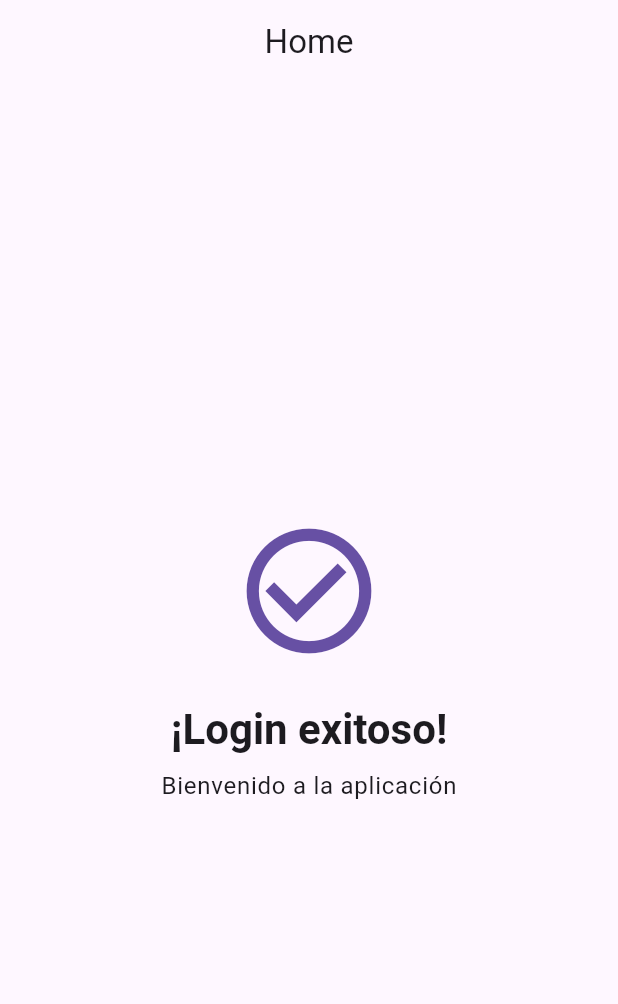
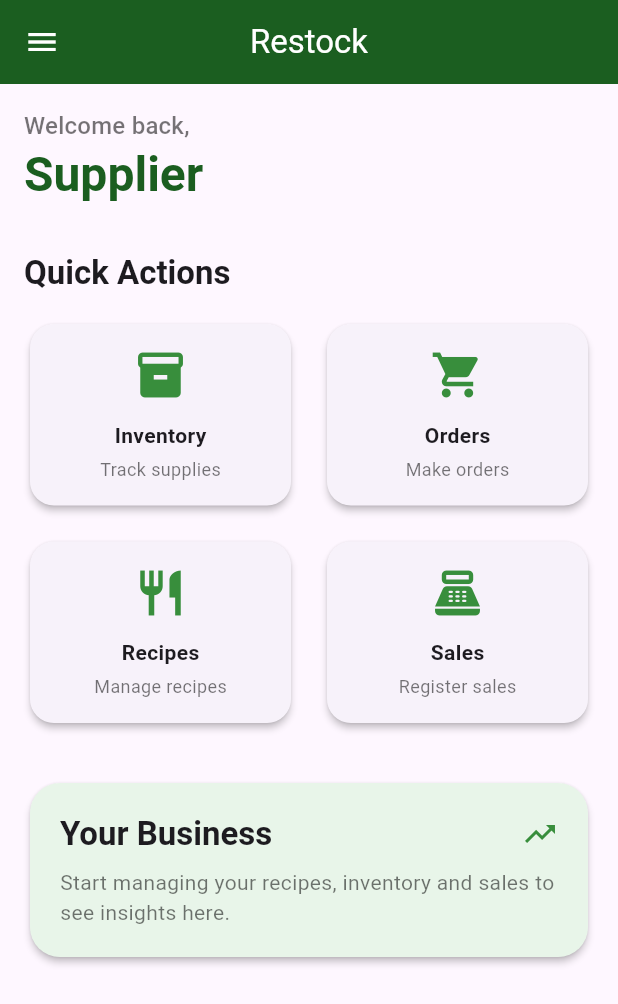
Before and after one commit to Aplicaciones-para-Dispositivos-Moviles/restock-mobile-flutter, a Flutter app: the HomePage screen opened directly, on a phone screen of 412 x 824 dp. Shown: the top 1004 px of the screen. Run offline on Flutter 3.47's test engine with Material 3 defaults, Android fonts, the light colour scheme and no system bars; our stand-ins replace flutter_bloc.

Commit message:
feat: add home screen overview with quick actions cards

```diff
--- a/restock/lib/features/auth/presentation/pages/login_page.dart
+++ b/restock/lib/features/auth/presentation/pages/login_page.dart
@@ -82,7 +82,7 @@ class _LoginPageState extends State<LoginPage> {
                           context.read<LoginBloc>().add(OnEmailChanged(email: value)),
                       decoration: const InputDecoration(
                         border: OutlineInputBorder(),
-                        labelText: 'Email',
+                        labelText: 'Username',
                         prefixIcon: Icon(Icons.email_outlined),
                       ),
                       keyboardType: TextInputType.emailAddress,
--- a/restock/lib/features/auth/presentation/pages/register_page.dart
+++ b/restock/lib/features/auth/presentation/pages/register_page.dart
@@ -21,12 +21,6 @@ class _RegisterPageState extends State<RegisterPage> {
   @override
   Widget build(BuildContext context) {
     return Scaffold(
-      appBar: AppBar(
-        title: const Text('Restock Registration'),
-        centerTitle: true,
-        backgroundColor: primaryGreen,
-        foregroundColor: Colors.white,
-      ),
       body: BlocListener<RegisterBloc, RegisterState>(
         listener: (context, state) {
           if (state.status == Status.success) {
@@ -64,7 +58,7 @@ class _RegisterPageState extends State<RegisterPage> {
                           .add(OnUsernameChanged(username: v)),
                       decoration: const InputDecoration(
                         border: OutlineInputBorder(),
-                        labelText: 'Usuario',
+                        labelText: 'Username',
                         prefixIcon: Icon(Icons.person_outline),
                       ),
                     ),
@@ -101,14 +95,14 @@ class _RegisterPageState extends State<RegisterPage> {
                         onPressed: () => context
                             .read<RegisterBloc>()
                             .add(const RegisterSubmitted()),
-                        child: const Text('Crear cuenta'),
+                        child: const Text('Create Account'),
                       ),
                     ),
                     const SizedBox(height: 12),
 
                     TextButton(
                       onPressed: () => Navigator.pop(context),
-                      child: const Text('¿Ya tienes cuenta? Iniciar sesión'),
+                      child: const Text('Already have an account? Log in'),
                     ),
                   ],
                 ),
--- /dev/null
+++ b/restock/lib/features/common/placeholder_screen.dart
@@ -0,0 +1,23 @@
+import 'package:flutter/material.dart';
+
+class PlaceholderScreen extends StatelessWidget {
+  final String title;
+
+  const PlaceholderScreen({super.key, required this.title});
+
+  @override
+  Widget build(BuildContext context) {
+    return Scaffold(
+      appBar: AppBar(
+        title: Text(title),
+        centerTitle: true,
+      ),
+      body: Center(
+        child: Text(
+          "$title – Coming soon",
+          style: const TextStyle(fontSize: 22, fontWeight: FontWeight.bold),
+        ),
+      ),
+    );
+  }
+}
--- a/restock/lib/features/home/presentation/pages/home_page.dart
+++ b/restock/lib/features/home/presentation/pages/home_page.dart
@@ -1,35 +1,196 @@
 import 'package:flutter/material.dart';
+import 'package:restock/features/common/placeholder_screen.dart';
+import 'package:restock/features/home/presentation/widgets/quick_action_card.dart';
 
 class HomePage extends StatelessWidget {
   const HomePage({super.key});
 
+  void _goTo(BuildContext context, String title) {
+    Navigator.push(
+      context,
+      MaterialPageRoute(builder: (_) => PlaceholderScreen(title: title)),
+    );
+  }
+
   @override
   Widget build(BuildContext context) {
+    const primaryGreen = Color(0xFF1B5E20);
+
     return Scaffold(
+      // ------------------- DRAWER -------------------
+      drawer: Drawer(
+        child: Column(
+          children: [
+            DrawerHeader(
+              decoration: const BoxDecoration(color: primaryGreen),
+              child: const Center(
+                child: Text(
+                  "Restock Menu",
+                  style: TextStyle(color: Colors.white, fontSize: 20),
+                ),
+              ),
+            ),
+
+            // Opciones de navegación
+            ListTile(
+              leading: const Icon(Icons.inventory),
+              title: const Text("Inventory"),
+              onTap: () => _goTo(context, "Inventory"),
+            ),
+            ListTile(
+              leading: const Icon(Icons.shopping_cart),
+              title: const Text("Orders"),
+              onTap: () => _goTo(context, "Orders"),
+            ),
+            ListTile(
+              leading: const Icon(Icons.restaurant),
+              title: const Text("Recipes"),
+              onTap: () => _goTo(context, "Recipes"),
+            ),
+            ListTile(
+              leading: const Icon(Icons.point_of_sale),
+              title: const Text("Sales"),
+              onTap: () => _goTo(context, "Sales"),
+            ),
+
+            const Spacer(),
+
+            // ------------------- LOGOUT ABAJO -------------------
+            ListTile(
+              leading: const Icon(Icons.logout, color: Colors.red),
+              title: const Text("Logout", style: TextStyle(color: Colors.red)),
+              onTap: () {
+                Navigator.pushNamedAndRemoveUntil(
+                    context, "/login", (_) => false);
+              },
+            ),
+
+            const SizedBox(height: 16),
+          ],
+        ),
+      ),
+
+      // ------------------- APPBAR -------------------
       appBar: AppBar(
-        title: const Text('Home'),
+        title: const Text("Restock"),
         centerTitle: true,
+        backgroundColor: primaryGreen,
+        foregroundColor: Colors.white,
       ),
-      body: Center(
+
+      // ------------------- BODY ORIGINAL -------------------
+      body: Padding(
+        padding: const EdgeInsets.all(16),
         child: Column(
-          mainAxisAlignment: MainAxisAlignment.center,
+          crossAxisAlignment: CrossAxisAlignment.start,
           children: [
-            Icon(
-              Icons.check_circle_outline,
-              size: 100,
-              color: Theme.of(context).colorScheme.primary,
+            Text(
+              "Welcome back,",
+              style: Theme.of(context)
+                  .textTheme
+                  .titleMedium
+                  ?.copyWith(color: Colors.black54),
             ),
-            const SizedBox(height: 24),
             Text(
-              '¡Login exitoso!',
-              style: Theme.of(context).textTheme.headlineMedium?.copyWith(
+              "Supplier",
+              style: Theme.of(context).textTheme.headlineLarge?.copyWith(
                     fontWeight: FontWeight.bold,
+                    color: primaryGreen,
                   ),
             ),
-            const SizedBox(height: 8),
+
+            const SizedBox(height: 32),
+
             Text(
-              'Bienvenido a la aplicación',
-              style: Theme.of(context).textTheme.bodyLarge,
+              "Quick Actions",
+              style: Theme.of(context)
+                  .textTheme
+                  .titleLarge
+                  ?.copyWith(fontWeight: FontWeight.bold),
+            ),
+
+            const SizedBox(height: 16),
+
+            Row(
+              children: [
+                Expanded(
+                  child: QuickActionCard(
+                    icon: Icons.inventory,
+                    title: "Inventory",
+                    subtitle: "Track supplies",
+                    onTap: () => _goTo(context, "Inventory"),
+                  ),
+                ),
+                const SizedBox(width: 16),
+                Expanded(
+                  child: QuickActionCard(
+                    icon: Icons.shopping_cart,
+                    title: "Orders",
+                    subtitle: "Make orders",
+                    onTap: () => _goTo(context, "Orders"),
+                  ),
+                ),
+              ],
+            ),
+
+            const SizedBox(height: 16),
+
+            Row(
+              children: [
+                Expanded(
+                  child: QuickActionCard(
+                    icon: Icons.restaurant,
+                    title: "Recipes",
+                    subtitle: "Manage recipes",
+                    onTap: () => _goTo(context, "Recipes"),
+                  ),
+                ),
+                const SizedBox(width: 16),
+                Expanded(
+                  child: QuickActionCard(
+                    icon: Icons.point_of_sale,
+                    title: "Sales",
+                    subtitle: "Register sales",
+                    onTap: () => _goTo(context, "Sales"),
+                  ),
+                ),
+              ],
+            ),
+
+            const SizedBox(height: 32),
+
+            Card(
+              elevation: 2,
+              shape: RoundedRectangleBorder(
+                borderRadius: BorderRadius.circular(20),
+              ),
+              color: Colors.green.shade50,
+              child: Padding(
+                padding: const EdgeInsets.all(20),
+                child: Column(
+                  crossAxisAlignment: CrossAxisAlignment.start,
+                  children: [
+                    Row(
+                      mainAxisAlignment: MainAxisAlignment.spaceBetween,
+                      children: [
+                        Text(
+                          "Your Business",
+                          style: Theme.of(context)
+                              .textTheme
+                              .titleLarge
+                              ?.copyWith(fontWeight: FontWeight.bold),
+                        ),
+                        Icon(Icons.trending_up, color: Colors.green.shade700),
+                      ],
+                    ),
+                    const SizedBox(height: 8),
+                    const Text(
+                      "Start managing your recipes, inventory and sales to see insights here.",
+                      style: TextStyle(color: Colors.black54),
+                    ),
+                  ],
+                ),
+              ),
             ),
           ],
         ),
--- /dev/null
+++ b/restock/lib/features/home/presentation/widgets/quick_action_card.dart
@@ -0,0 +1,46 @@
+import 'package:flutter/material.dart';
+
+class QuickActionCard extends StatelessWidget {
+  final IconData icon;
+  final String title;
+  final String subtitle;
+  final VoidCallback onTap;
+
+  const QuickActionCard({
+    super.key,
+    required this.icon,
+    required this.title,
+    required this.subtitle,
+    required this.onTap,
+  });
+
+  @override
+  Widget build(BuildContext context) {
+    return InkWell(
+      onTap: onTap,
+      borderRadius: BorderRadius.circular(16),
+      child: Card(
+        elevation: 2,
+        shape: RoundedRectangleBorder(borderRadius: BorderRadius.circular(16)),
+        child: Padding(
+          padding: const EdgeInsets.all(16),
+          child: Column(
+            children: [
+              Icon(icon, size: 36, color: Colors.green.shade700),
+              const SizedBox(height: 12),
+              Text(title,
+                  style: const TextStyle(
+                    fontWeight: FontWeight.bold,
+                  )),
+              const SizedBox(height: 4),
+              Text(
+                subtitle,
+                style: const TextStyle(fontSize: 12, color: Colors.black54),
+              )
+            ],
+          ),
+        ),
+      ),
+    );
+  }
+}
--- a/restock/lib/main.dart
+++ b/restock/lib/main.dart
@@ -4,6 +4,7 @@ import 'package:flutter_bloc/flutter_bloc.dart';
 import 'package:restock/features/auth/presentation/blocs/login_bloc.dart';
 import 'package:restock/features/auth/presentation/blocs/register_bloc.dart';
 import 'package:restock/features/auth/presentation/pages/login_page.dart';
+import 'package:restock/features/home/presentation/pages/home_page.dart';
 
 void main() {
   final authService = AuthService();
@@ -26,7 +27,13 @@ class RestockApp extends StatelessWidget {
   Widget build(BuildContext context) {
     return MaterialApp(
       debugShowCheckedModeBanner: false,
+
       home: const LoginPage(),
+
+      routes: {
+        '/login': (_) => const LoginPage(),
+        '/home': (_) => const HomePage(),
+      },
     );
   }
 }
```
